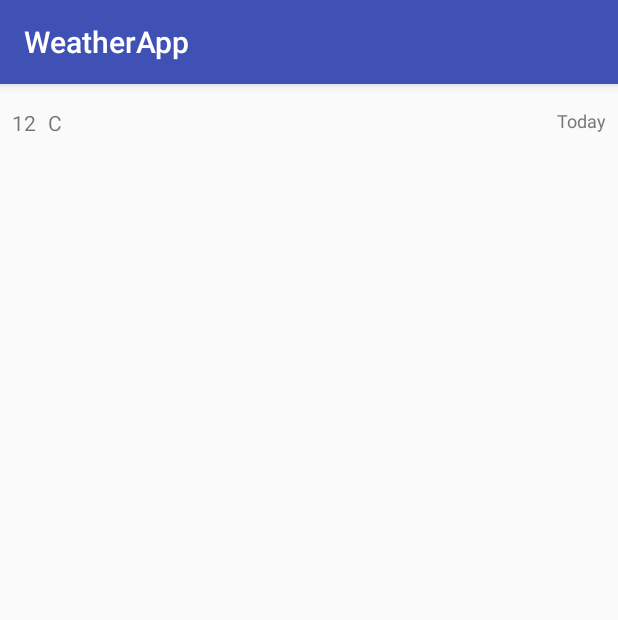
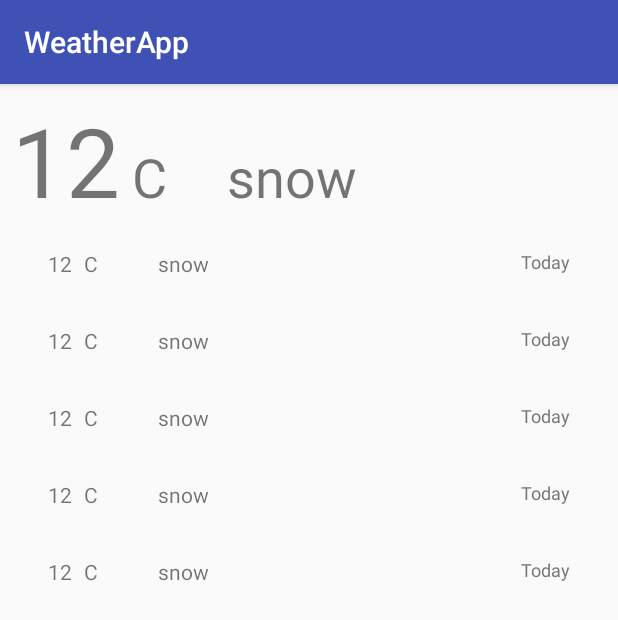
Before and after one commit to NoSurprises/WeatherApp, an Android app: the screen it shows after launch (MainActivity), on a phone screen of 412 x 824 dp. Shown: the top 620 px of the screen. Run offline under Robolectric (Android 15) with nearby library versions, the phone set to English and light mode, and no system bars; our stand-ins replace RxJava; network calls fail.

Commit message:
Main screen UI

```diff
--- a/app/src/main/res/layout/activity_main.xml
+++ b/app/src/main/res/layout/activity_main.xml
@@ -1,23 +1,78 @@
 <?xml version="1.0" encoding="utf-8"?>
 <android.support.constraint.ConstraintLayout xmlns:android="http://schemas.android.com/apk/res/android"
+    xmlns:app="http://schemas.android.com/apk/res-auto"
     xmlns:tools="http://schemas.android.com/tools"
     android:layout_width="match_parent"
     android:layout_height="match_parent"
     tools:context="nick.weatherapp.mainscreen.MainActivity">
 
-    <ScrollView
+    <LinearLayout
+        android:id="@+id/current"
         android:layout_width="match_parent"
-        android:layout_height="wrap_content">
+        android:layout_height="wrap_content"
+        android:layout_marginEnd="8dp"
+        android:layout_marginStart="8dp"
+        android:layout_marginTop="8dp"
+        android:orientation="horizontal"
+        app:layout_constraintEnd_toEndOf="parent"
+        app:layout_constraintStart_toStartOf="parent"
+        app:layout_constraintTop_toTopOf="parent">
+
+        <TextView
+            android:id="@+id/current_temperature"
+            android:layout_width="wrap_content"
+            android:layout_height="wrap_content"
+            android:text="12"
+            android:textSize="64sp" />
+
+        <TextView
+            android:id="@+id/measurement_system"
+            android:layout_width="wrap_content"
+            android:layout_height="wrap_content"
+            android:layout_marginStart="8dp"
+            android:text="C"
+            android:textSize="36sp" />
+
+        <TextView
+            android:id="@+id/current_description"
+            android:layout_width="wrap_content"
+            android:layout_height="wrap_content"
+            android:layout_marginStart="40dp"
+            android:text="snow"
+            android:textSize="36sp" />
+    </LinearLayout>
+
+
+    <android.support.v4.widget.SwipeRefreshLayout
+        android:id="@+id/forecast"
+        android:layout_width="match_parent"
+        android:layout_height="0dp"
+        android:layout_marginBottom="8dp"
+        android:layout_marginEnd="8dp"
+        android:layout_marginStart="8dp"
+        app:layout_constraintBottom_toBottomOf="parent"
+        app:layout_constraintEnd_toEndOf="parent"
+        app:layout_constraintStart_toStartOf="parent"
+        app:layout_constraintTop_toBottomOf="@+id/current">
 
         <LinearLayout
             android:id="@+id/items_container"
             android:layout_width="match_parent"
             android:layout_height="wrap_content"
-            android:orientation="vertical">
+            android:orientation="vertical"
+            android:paddingEnd="16dp"
+            android:paddingStart="16dp">
 
             <include layout="@layout/weather_item" />
 
+            <include layout="@layout/weather_item" />
+
+            <include layout="@layout/weather_item" />
+
+            <include layout="@layout/weather_item" />
+            <include layout="@layout/weather_item" />
+
         </LinearLayout>
-    </ScrollView>
+    </android.support.v4.widget.SwipeRefreshLayout>
 
 </android.support.constraint.ConstraintLayout>
--- a/app/src/main/res/layout/weather_item.xml
+++ b/app/src/main/res/layout/weather_item.xml
@@ -14,12 +14,21 @@
         android:text="12" />
 
     <TextView
+        android:id="@+id/measurement_system"
+        android:layout_width="wrap_content"
+        android:layout_height="wrap_content"
+        android:layout_marginStart="8dp"
+        android:layout_toEndOf="@+id/weather_value"
+        android:text="C" />
+
+    <TextView
         android:id="@+id/description"
         android:layout_width="wrap_content"
         android:layout_height="wrap_content"
-        android:layout_marginStart="8dp"
-        android:layout_toEndOf="@id/weather_value"
-        android:text="C" />
+        android:layout_alignParentTop="true"
+        android:layout_marginStart="40dp"
+        android:layout_toEndOf="@+id/measurement_system"
+        android:text="snow" />
 
     <TextView
         android:id="@+id/date"
```
